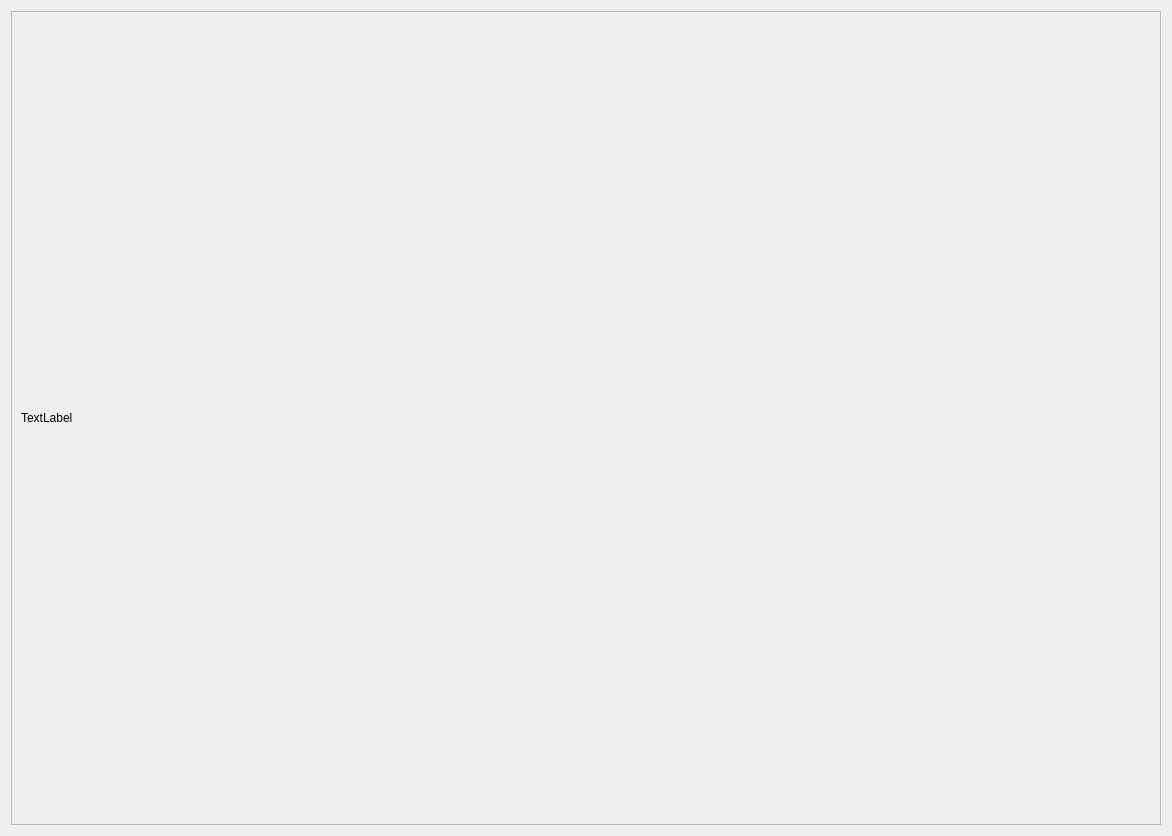
This is imagedialog.ui in shencanjun/HiropPrizeClaw as Qt 5 draws it before an edit. The edited form follows.
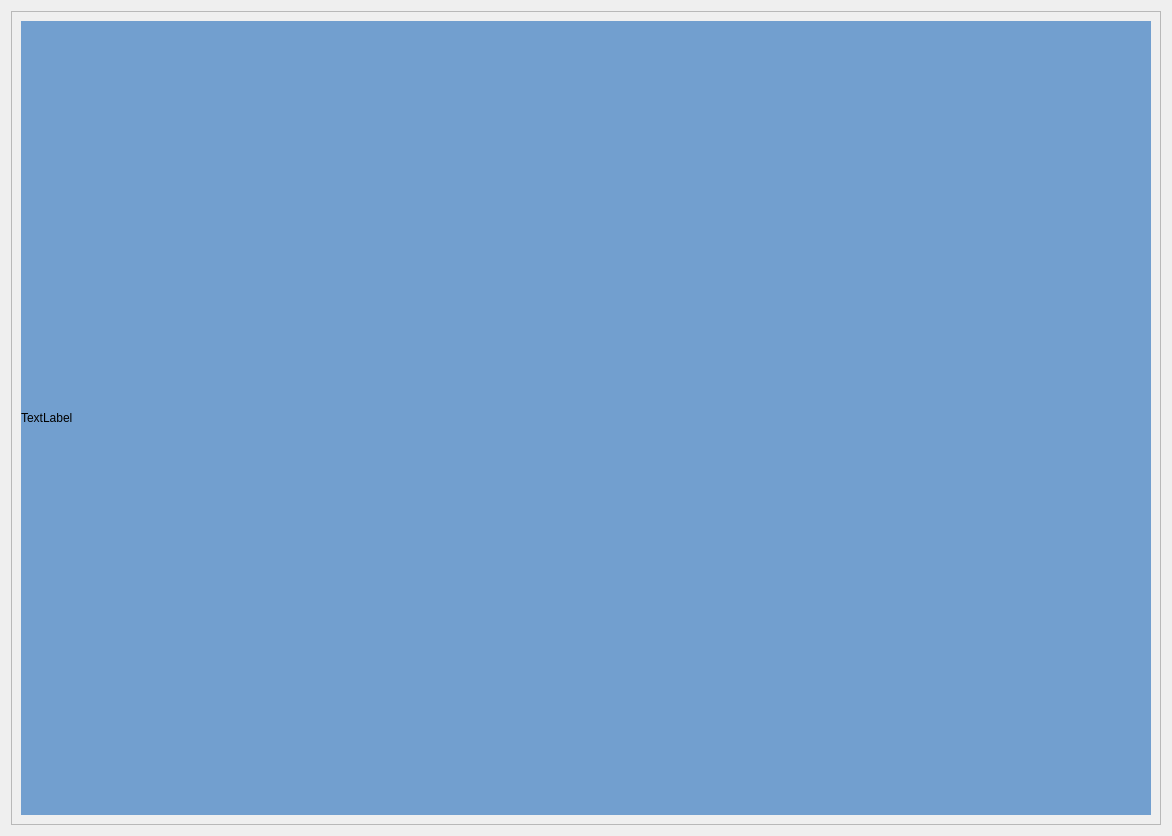
This is the edited form.

Patch:
```diff
--- a/imagedialog.ui
+++ b/imagedialog.ui
@@ -31,6 +31,9 @@
       <layout class="QGridLayout" name="gridLayout_2">
        <item row="0" column="0">
         <widget class="QLabel" name="label">
+         <property name="styleSheet">
+          <string notr="true">background-color: rgb(114, 159, 207);</string>
+         </property>
          <property name="text">
           <string>TextLabel</string>
          </property>
```
